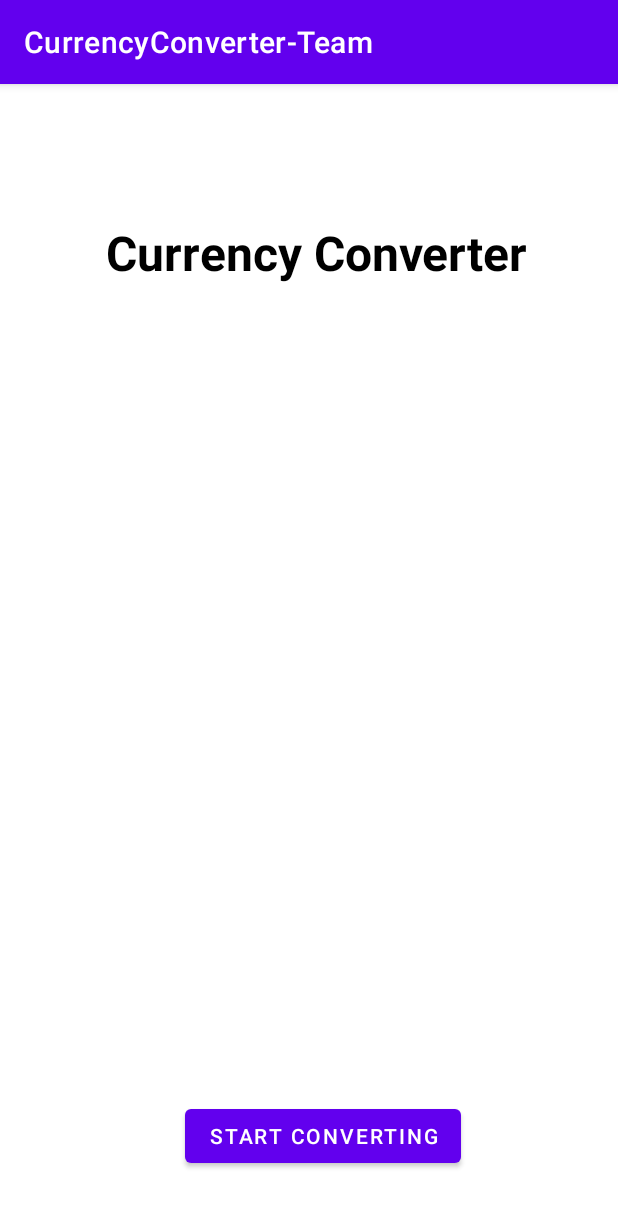
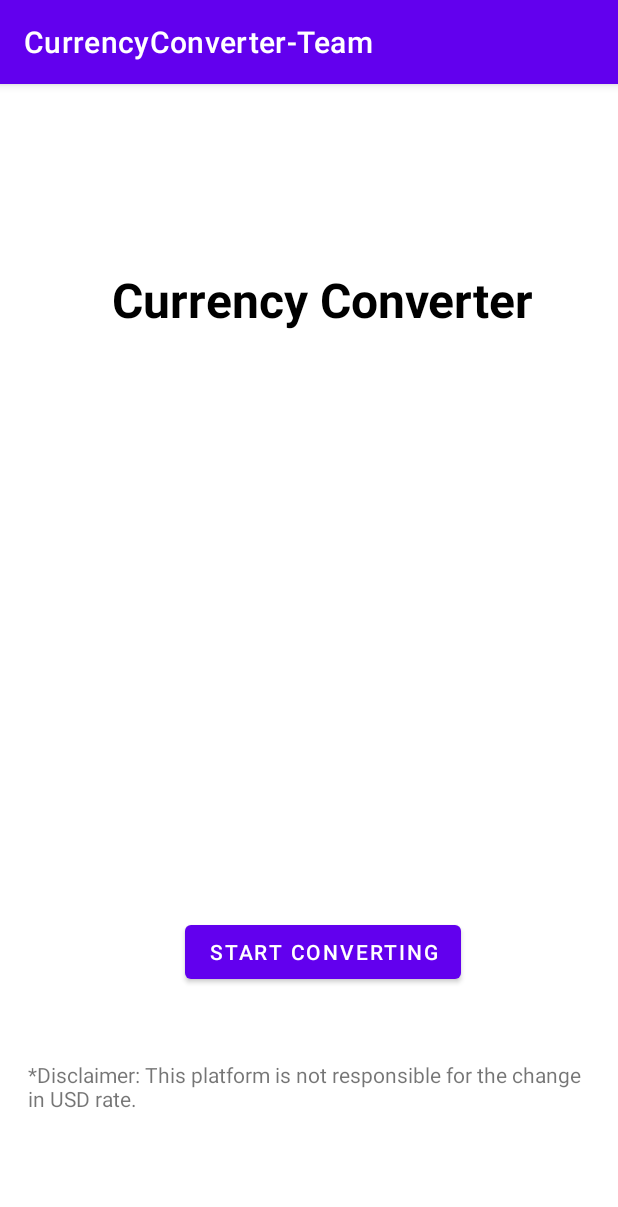
Before and after one commit to nahlabaalbaki/CurrencyConverter-Team, an Android app: the screen it shows after launch (MainActivity), on a phone screen of 412 x 824 dp. Shown: the top 1207 px of the screen. Run offline under Robolectric (Android 15) with nearby library versions, the phone set to English and light mode, and no system bars; Roboto replaces fonts that are not available here.

Commit message:
UI edit-7

```diff
--- a/front-end/Currency Converter/app/src/main/res/layout/activity_main.xml
+++ b/front-end/Currency Converter/app/src/main/res/layout/activity_main.xml
@@ -16,11 +16,11 @@
         android:textSize="32sp"
         android:textStyle="bold"
         app:layout_constraintBottom_toBottomOf="parent"
-        app:layout_constraintHorizontal_bias="0.654"
+        app:layout_constraintHorizontal_bias="0.69"
         app:layout_constraintLeft_toLeftOf="parent"
         app:layout_constraintRight_toRightOf="parent"
         app:layout_constraintTop_toTopOf="parent"
-        app:layout_constraintVertical_bias="0.126" />
+        app:layout_constraintVertical_bias="0.17000002" />
 
     <Button
         android:id="@+id/Button1"
@@ -33,6 +33,17 @@
         app:layout_constraintHorizontal_bias="0.542"
         app:layout_constraintStart_toStartOf="parent"
         app:layout_constraintTop_toTopOf="parent"
-        app:layout_constraintVertical_bias="0.941" />
+        app:layout_constraintVertical_bias="0.77" />
+
+    <TextView
+        android:id="@+id/textView3"
+        android:layout_width="375dp"
+        android:layout_height="76dp"
+        android:text="*Disclaimer: This platform is not responsible for the change in USD rate."
+        app:layout_constraintBottom_toBottomOf="parent"
+        app:layout_constraintEnd_toEndOf="parent"
+        app:layout_constraintStart_toStartOf="parent"
+        app:layout_constraintTop_toTopOf="parent"
+        app:layout_constraintVertical_bias="0.94" />
 
 </androidx.constraintlayout.widget.ConstraintLayout>
```
